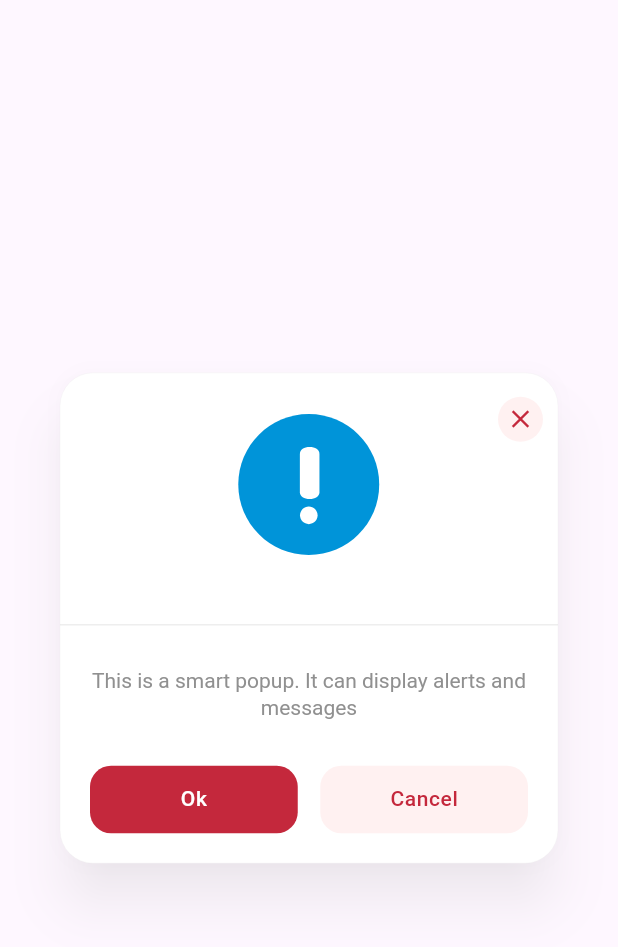
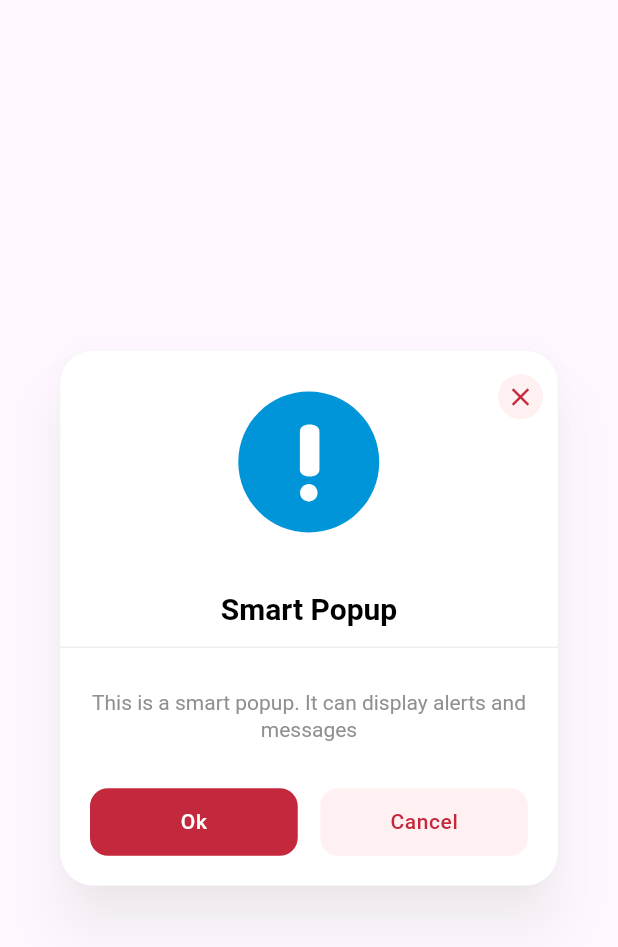
Before and after one commit to fazil-kp/smart_popup, a Flutter app: the SmartPopup widget shown alone on an empty page, opened directly, on a phone screen of 412 x 824 dp. Shown: the top 947 px of the screen. Run offline on Flutter 3.47's test engine with Material 3 defaults, Android fonts, the phone set to English and light mode, and no system bars; drawn by our look-alikes of flutter_animate; our stand-ins replace flutter_hooks, lottie, video_player; missing offline and left inert: flutter_timer_countdown.

Commit message:
update main.dart, smart_popup.dart and custom_button.dart

```diff
--- a/example/lib/main.dart
+++ b/example/lib/main.dart
@@ -35,7 +35,7 @@ class SmartPopupExample extends StatelessWidget {
               showDialog(
                 context: context,
                 builder: (context) => SmartPopup(
-                  // title: "Smart Popup",
+                  title: "Smart Popup",
                   subTitle: "This is a smart popup. It can display alerts and messages",
                   primaryButtonText: "Ok",
                   secondaryButtonText: "Cancel",
@@ -46,6 +46,8 @@ class SmartPopupExample extends StatelessWidget {
                     Navigator.of(context).pop();
                   },
                   popType: PopType.info,
+                  // showButtons: false,
+                  // timerDelay: 5,
                   // lottiePath: "assets/lottie/info.json",
                   // Do not pass image and video path 5simultaneously; pass one at a time.
                   // imagePath: "assets/images/demo_image.png",
--- a/lib/smart_popup.dart
+++ b/lib/smart_popup.dart
@@ -1,5 +1,6 @@
 import 'package:flutter/material.dart';
 import 'package:flutter_animate/flutter_animate.dart';
+import 'package:flutter_hooks/flutter_hooks.dart';
 import 'package:flutter_timer_countdown/flutter_timer_countdown.dart';
 import 'package:lottie/lottie.dart';
 
@@ -7,7 +8,7 @@ import 'src/custom_button.dart';
 import 'src/popup_video.dart';
 import 'src/responsive_helper.dart';
 
-class SmartPopup extends StatelessWidget {
+class SmartPopup extends HookWidget {
   final String? title;
   final String? subTitle;
   final Widget? customWidget;
@@ -21,7 +22,6 @@ class SmartPopup extends StatelessWidget {
   final VoidCallback? primaryButtonTap;
   final VoidCallback? secondaryButtonTap;
   final int? timerDelay;
-  final bool? hideFirstButton;
   final Widget? content;
   final TextAlign? descriptionAlign;
   final MainAxisAlignment? mainAxisAlignment;
@@ -33,6 +33,7 @@ class SmartPopup extends StatelessWidget {
   final bool? loading;
   final bool? showCloseButton;
   final bool? showButtons;
+  final bool? showDivider;
   final AnimationType animationType;
   final Duration? animationDuration;
   final double? fadeBegin;
@@ -66,7 +67,6 @@ class SmartPopup extends StatelessWidget {
     this.videoPath,
     this.imageHeight,
     this.timerDelay,
-    this.hideFirstButton,
     this.content,
     this.mainAxisAlignment,
     this.crossAxisAlignment,
@@ -87,6 +87,7 @@ class SmartPopup extends StatelessWidget {
     this.closeButtonIconColor,
     this.popType,
     this.lottiePath,
+    this.showDivider = true,
   });
 
   @override
@@ -162,7 +163,7 @@ class SmartPopup extends StatelessWidget {
                       Padding(padding: EdgeInsets.only(left: titleSpacing ?? 0), child: Text(title ?? '', style: Theme.of(context).textTheme.titleLarge?.copyWith(fontWeight: FontWeight.w600, fontSize: 20, color: Colors.black))),
                       const SizedBox(height: 5),
                     ],
-                    const Divider(color: Color.fromARGB(255, 238, 238, 238)),
+                    if (showDivider == true) const Divider(color: Color.fromARGB(255, 238, 238, 238)),
                     if (subTitle != null) ...[
                       SizedBox(height: showButtons == true ? 20 : 10),
                       Padding(
@@ -231,7 +232,7 @@ class SmartPopup extends StatelessWidget {
                                 ),
                               ),
                             if (timerDelay == null)
-                              if (hideFirstButton != true) ...[
+                              if (primaryButtonText != null) ...[
                                 Expanded(
                                   child: CustomButton(
                                     isLoading: loading ?? false,
@@ -246,12 +247,11 @@ class SmartPopup extends StatelessWidget {
                                 ),
                                 const SizedBox(width: 15),
                               ],
-                            if (secondaryButtonText?.isNotEmpty == true) ...[
+                            if (secondaryButtonText != null)
                               Expanded(
                                 child: CustomButton(
-                                  isLoading: loading ?? false,
                                   height: 45,
-                                  text: secondaryButtonText ?? "Cancel",
+                                  text: secondaryButtonText ?? "No",
                                   color: secondaryButtonColor ?? const Color(0XFFFFF1F1),
                                   textColor: secondaryButtonTextColor ?? const Color(0xFFC4283C),
                                   border: const Border(),
@@ -259,14 +259,14 @@ class SmartPopup extends StatelessWidget {
                                   onTap: () => {secondaryButtonTap!()},
                                 ),
                               ),
-                            ],
                           ],
                         ),
                       ),
+                      if (height == null && secondaryButtonText != null && primaryButtonText != null) const SizedBox(height: 20),
                     ],
+                    if (showButtons == false) const SizedBox(height: 20),
                   ],
                 ),
-                if (height == null) const SizedBox(height: 20),
               ],
             ),
           ),
--- a/lib/src/custom_button.dart
+++ b/lib/src/custom_button.dart
@@ -136,12 +136,11 @@ class CustomButton extends StatelessWidget {
   }
 
   Widget buttonWidget(BuildContext context) {
-    final buttonColor =
-        isLoading == true ? Colors.white : color ?? Colors.white;
+    final buttonColor = isLoading == true ? Colors.white : color ?? Colors.white;
     final resolvedTextColor = textColor ?? _getTextColor(context, buttonColor);
     return InkWell(
       focusNode: focusNode ?? FocusNode(),
-      borderRadius: splashRadius ?? BorderRadius.circular(6),
+      borderRadius: BorderRadius.circular(12),
       onTap: isLoading == true ? null : onTap,
       onLongPress: isLoading == true ? null : onLongPress,
       mouseCursor: mouseCursor ?? SystemMouseCursors.click,
@@ -150,7 +149,7 @@ class CustomButton extends StatelessWidget {
         height: height ?? 40,
         decoration: BoxDecoration(
           color: buttonColor,
-          borderRadius: borderRadius ?? BorderRadius.circular(6),
+          borderRadius: BorderRadius.circular(12),
           border: isLoading == true ? null : border ?? const Border(),
         ),
         child: Padding(
@@ -170,17 +169,10 @@ class CustomButton extends StatelessWidget {
                         )
                   ]
                 : [
-                    if (iconWidget != null)
-                      iconWidget!
-                    else if (icon != null)
-                      Icon(icon,
-                          size: iconSize ?? 20,
-                          color: iconColor ?? resolvedTextColor),
+                    if (iconWidget != null) iconWidget! else if (icon != null) Icon(icon, size: iconSize ?? 20, color: iconColor ?? resolvedTextColor),
                     if (text != null || buttonText != null) ...[
-                      if (icon != null || iconWidget != null)
-                        const SizedBox(width: 8),
-                      if (buttonText != null)
-                        buttonText ?? const SizedBox.shrink(),
+                      if (icon != null || iconWidget != null) const SizedBox(width: 8),
+                      if (buttonText != null) buttonText ?? const SizedBox.shrink(),
                       if (buttonText == null && ellipsisOverFlow == false)
                         Text(
                           text!,
```
